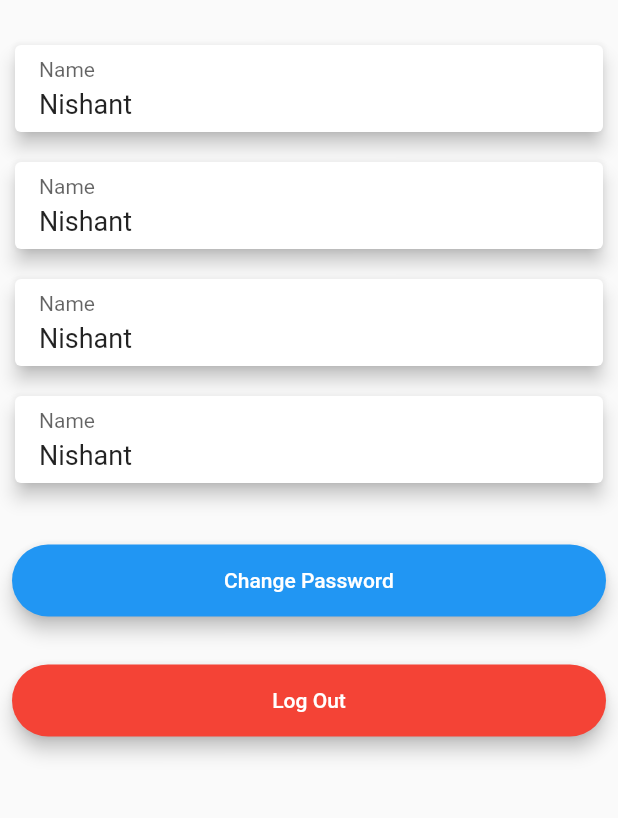
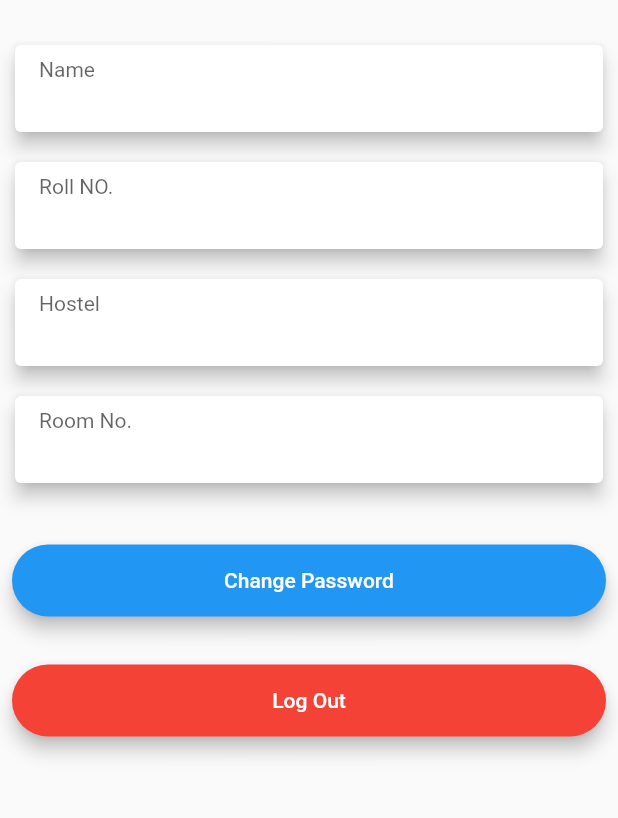
Before and after one commit to 15999shivam/mess_card, a Flutter app: the Settings screen opened by its route, on a phone screen of 412 x 824 dp, the part 264-1082 px from its top. Run offline on Flutter 3.47's test engine with Material 2 defaults, Android fonts, the phone set to English and light mode, and no system bars; our stand-ins replace animated_text_kit, modal_progress_hud, shared_preferences; accounts and stored records are empty.

Commit message:
show user data on settings screen, change passowrd netwrik calls

```diff
--- a/lib/screens/settings.dart
+++ b/lib/screens/settings.dart
@@ -1,5 +1,7 @@
 import 'package:flutter/material.dart';
 import 'package:mess_card/components/rounded_button.dart';
+import 'package:mess_card/networkig/user.dart' as user;
+import 'changePassword.dart';
 
 class Settings extends StatefulWidget {
   static String id = "setting";
@@ -9,9 +11,32 @@ class Settings extends StatefulWidget {
 
 class _SettingsState extends State<Settings> {
   String name;
-  String rollno;
+  String username;
   String hostalName;
   String roomno;
+
+  void startState() async {
+    var userObject = await user.getUserDataFromLocalStorage();
+    print(userObject);
+    setState(() {
+      name = userObject['name'];
+      username = userObject['username'].toString();
+      hostalName = userObject['hostelname'];
+      roomno = userObject['roomno'];
+    });
+  }
+
+  @override
+  void initState() {
+    // TODO: implement initState
+    super.initState();
+    startState();
+    name = "";
+    username = "";
+    hostalName = "";
+    roomno = "";
+  }
+
   @override
   Widget build(BuildContext context) {
     return Container(
@@ -26,118 +51,30 @@ class _SettingsState extends State<Settings> {
           SizedBox(
             height: 25,
           ),
-          Card(
-            child: Padding(
-              padding: const EdgeInsets.symmetric(horizontal: 16, vertical: 8),
-              child: Column(
-                crossAxisAlignment: CrossAxisAlignment.start,
-                children: <Widget>[
-                  Opacity(
-                    opacity: 0.7,
-                    child: Text("Name"),
-                  ),
-                  SizedBox(
-                    height: 5,
-                  ),
-                  Text(
-                    "Nishant",
-                    style: TextStyle(fontSize: 18),
-                  ),
-                ],
-              ),
-            ),
-            elevation: 5,
-            borderOnForeground: true,
-            margin: EdgeInsets.symmetric(vertical: 5, horizontal: 10),
-          ),
+          CustomCard(title: "Name", val: name),
           SizedBox(
             height: 10,
           ),
-          Card(
-            child: Padding(
-              padding: const EdgeInsets.symmetric(horizontal: 16, vertical: 8),
-              child: Column(
-                crossAxisAlignment: CrossAxisAlignment.start,
-                children: <Widget>[
-                  Opacity(
-                    opacity: 0.7,
-                    child: Text("Name"),
-                  ),
-                  SizedBox(
-                    height: 5,
-                  ),
-                  Text(
-                    "Nishant",
-                    style: TextStyle(fontSize: 18),
-                  ),
-                ],
-              ),
-            ),
-            elevation: 5,
-            borderOnForeground: true,
-            margin: EdgeInsets.symmetric(vertical: 5, horizontal: 10),
-          ),
+          CustomCard(title: "Roll NO.", val: username),
           SizedBox(
             height: 10,
           ),
-          Card(
-            child: Padding(
-              padding: const EdgeInsets.symmetric(horizontal: 16, vertical: 8),
-              child: Column(
-                crossAxisAlignment: CrossAxisAlignment.start,
-                children: <Widget>[
-                  Opacity(
-                    opacity: 0.7,
-                    child: Text("Name"),
-                  ),
-                  SizedBox(
-                    height: 5,
-                  ),
-                  Text(
-                    "Nishant",
-                    style: TextStyle(fontSize: 18),
-                  ),
-                ],
-              ),
-            ),
-            elevation: 5,
-            borderOnForeground: true,
-            margin: EdgeInsets.symmetric(vertical: 5, horizontal: 10),
-          ),
+          CustomCard(title: "Hostel", val: hostalName),
           SizedBox(
             height: 10,
           ),
-          Card(
-            child: Padding(
-              padding: const EdgeInsets.symmetric(horizontal: 16, vertical: 8),
-              child: Column(
-                crossAxisAlignment: CrossAxisAlignment.start,
-                children: <Widget>[
-                  Opacity(
-                    opacity: 0.7,
-                    child: Text("Name"),
-                  ),
-                  SizedBox(
-                    height: 5,
-                  ),
-                  Text(
-                    "Nishant",
-                    style: TextStyle(fontSize: 18),
-                  ),
-                ],
-              ),
-            ),
-            elevation: 5,
-            borderOnForeground: true,
-            margin: EdgeInsets.symmetric(vertical: 5, horizontal: 10),
-          ),
+          CustomCard(title: "Room No.", val: roomno),
           SizedBox(
             height: 20,
           ),
           Padding(
             padding: const EdgeInsets.symmetric(vertical: 0, horizontal: 8),
             child: RoundedButton(
-                color: Colors.blue, function: null, text: "Change Password"),
+                color: Colors.blue,
+                function: () {
+                  Navigator.pushNamed(context, ChangePassword.id);
+                },
+                text: "Change Password"),
           ),
           Padding(
             padding: const EdgeInsets.symmetric(vertical: 0, horizontal: 8),
@@ -149,3 +86,42 @@ class _SettingsState extends State<Settings> {
     );
   }
 }
+
+class CustomCard extends StatelessWidget {
+  const CustomCard({
+    Key key,
+    @required this.title,
+    @required this.val,
+  }) : super(key: key);
+
+  final String title;
+  final String val;
+
+  @override
+  Widget build(BuildContext context) {
+    return Card(
+      child: Padding(
+        padding: const EdgeInsets.symmetric(horizontal: 16, vertical: 8),
+        child: Column(
+          crossAxisAlignment: CrossAxisAlignment.start,
+          children: <Widget>[
+            Opacity(
+              opacity: 0.7,
+              child: Text(title),
+            ),
+            SizedBox(
+              height: 5,
+            ),
+            Text(
+              val,
+              style: TextStyle(fontSize: 18),
+            ),
+          ],
+        ),
+      ),
+      elevation: 5,
+      borderOnForeground: true,
+      margin: EdgeInsets.symmetric(vertical: 5, horizontal: 10),
+    );
+  }
+}
```
Also changed, not shown: lib/main.dart (+9 -4 lines), lib/networkig/changePassword.dart (added, +93 -0 lines), lib/networkig/user.dart (added, +24 -0 lines), lib/screens/changePassword.dart (+9 -12 lines).
